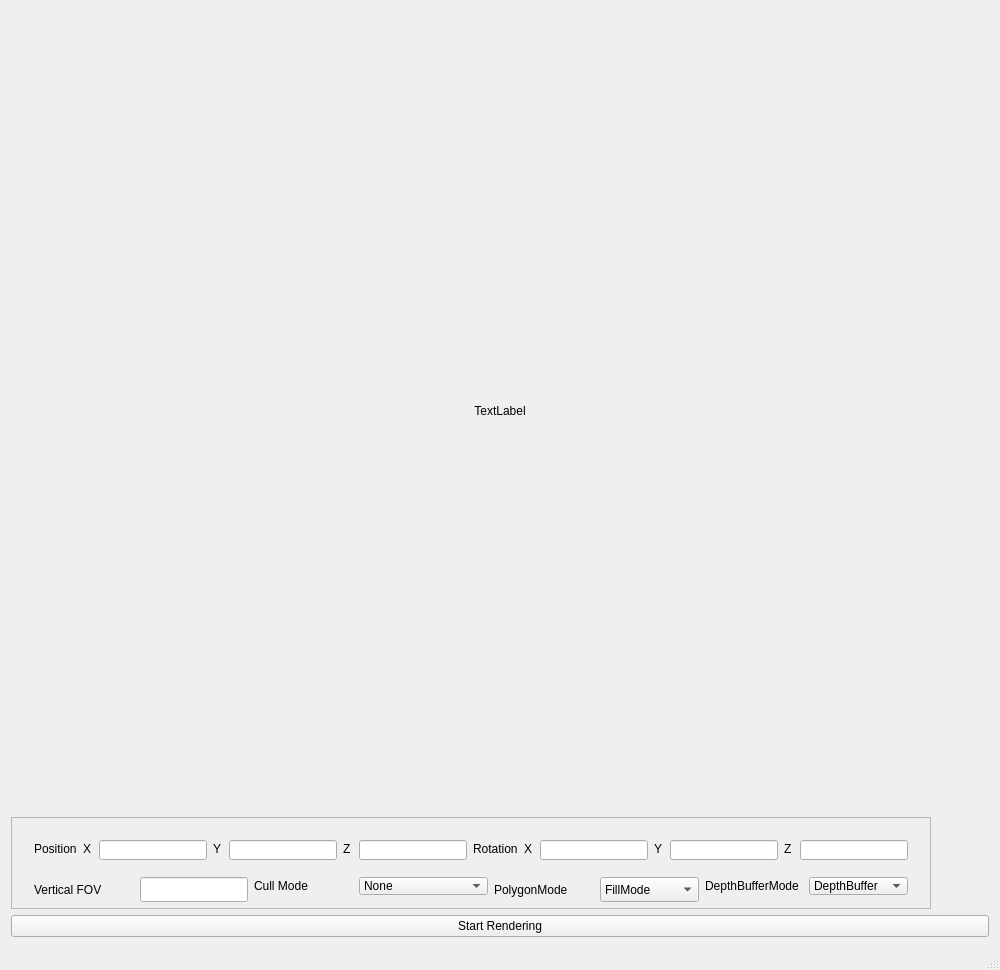
The window that graster.ui (wolfand11/GRaster) describes before a commit, drawn with Qt 5.
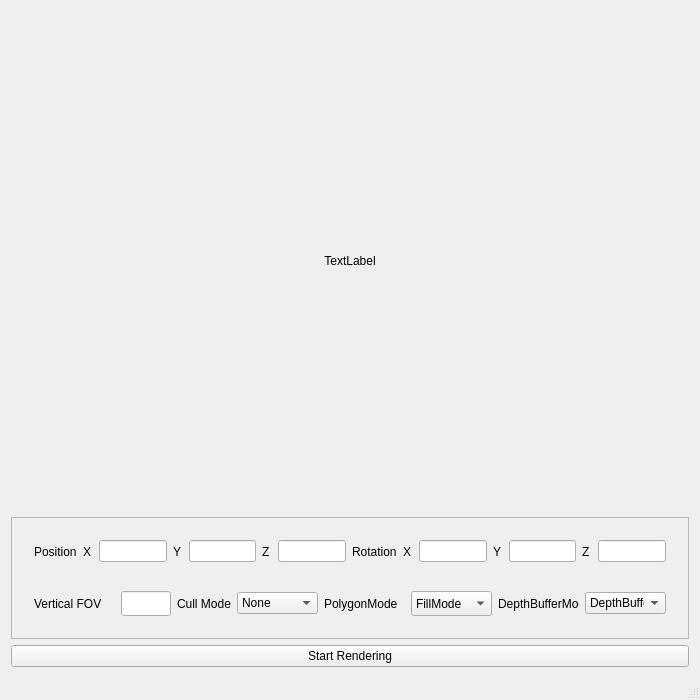
The same window after the commit.

```diff
--- a/graster.ui
+++ b/graster.ui
@@ -6,8 +6,8 @@
    <rect>
     <x>0</x>
     <y>0</y>
-    <width>1000</width>
-    <height>970</height>
+    <width>700</width>
+    <height>700</height>
    </rect>
   </property>
   <property name="sizePolicy">
@@ -18,14 +18,14 @@
   </property>
   <property name="minimumSize">
    <size>
-    <width>1000</width>
-    <height>970</height>
+    <width>700</width>
+    <height>700</height>
    </size>
   </property>
   <property name="maximumSize">
    <size>
-    <width>1000</width>
-    <height>970</height>
+    <width>700</width>
+    <height>700</height>
    </size>
   </property>
   <property name="windowTitle">
@@ -57,14 +57,14 @@
         </property>
         <property name="minimumSize">
          <size>
-          <width>800</width>
-          <height>800</height>
+          <width>500</width>
+          <height>500</height>
          </size>
         </property>
         <property name="maximumSize">
          <size>
-          <width>800</width>
-          <height>800</height>
+          <width>500</width>
+          <height>500</height>
          </size>
         </property>
         <property name="text">
```
